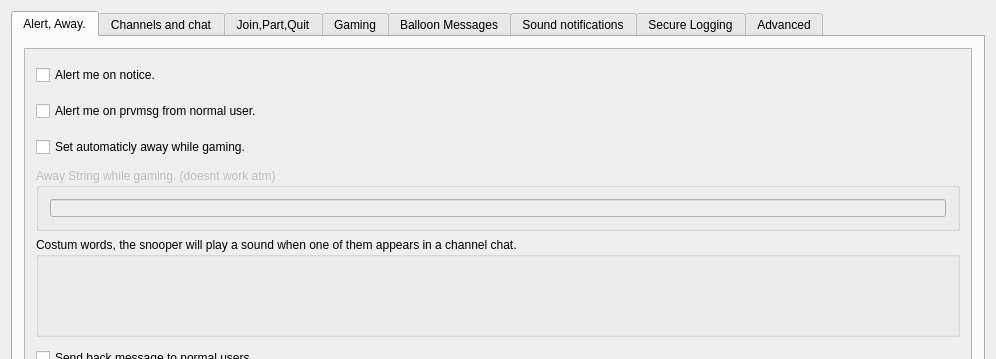
The window that trunk/src/wormnet/settingswindow.ui (svn2github/twsoldunsupported) describes before a commit, drawn with Qt 5; both pictures show x 0 to 996 and y 0 to 359 of the 996 by 568 pixel window.
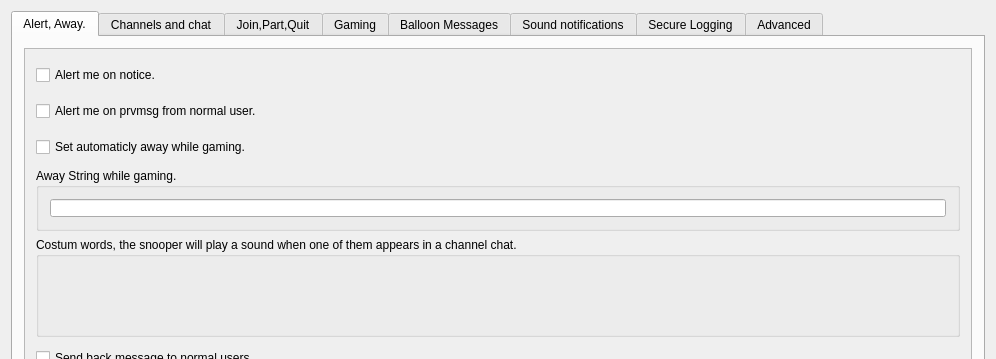
The same window after the commit.

Patch:
```diff
--- a/trunk/src/wormnet/settingswindow.ui
+++ b/trunk/src/wormnet/settingswindow.ui
@@ -99,7 +99,7 @@
                  <item>
                   <widget class="QGroupBox" name="groupBox_5">
                    <property name="enabled">
-                    <bool>false</bool>
+                    <bool>true</bool>
                    </property>
                    <property name="minimumSize">
                     <size>
@@ -114,7 +114,7 @@
                     </size>
                    </property>
                    <property name="title">
-                    <string>Away String while gaming. (doesnt work atm)</string>
+                    <string>Away String while gaming. </string>
                    </property>
                    <layout class="QHBoxLayout" name="horizontalLayout_7">
                     <item>
```
Left out of the diff: 8 changed lines with no effect on the pictures.
